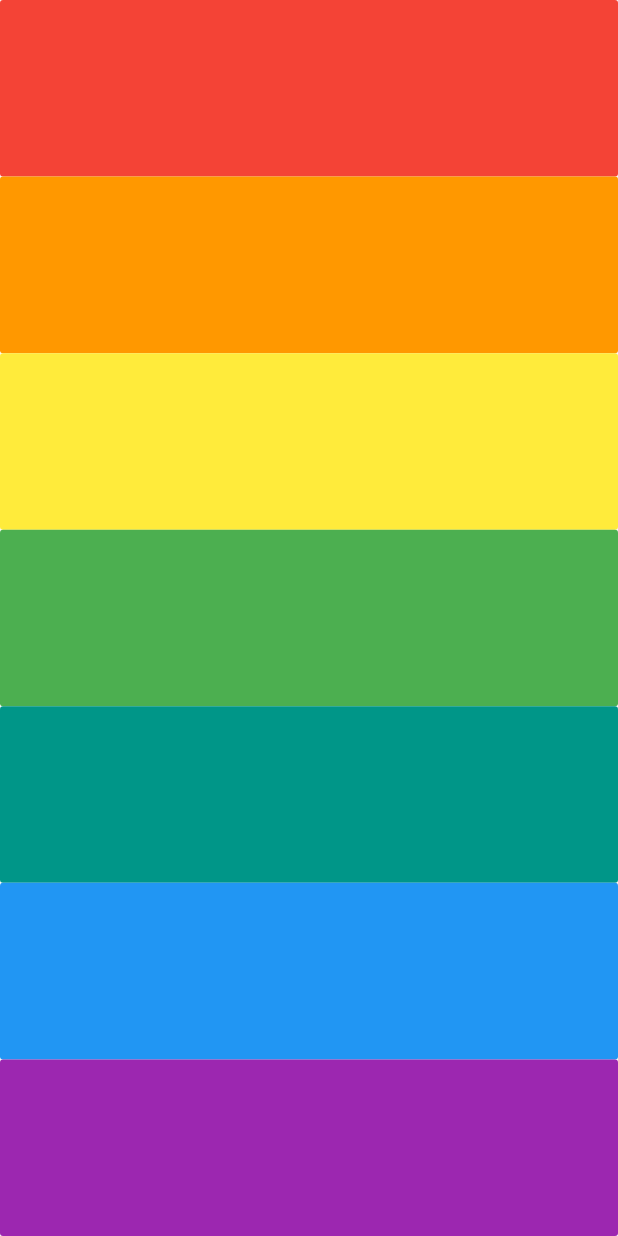
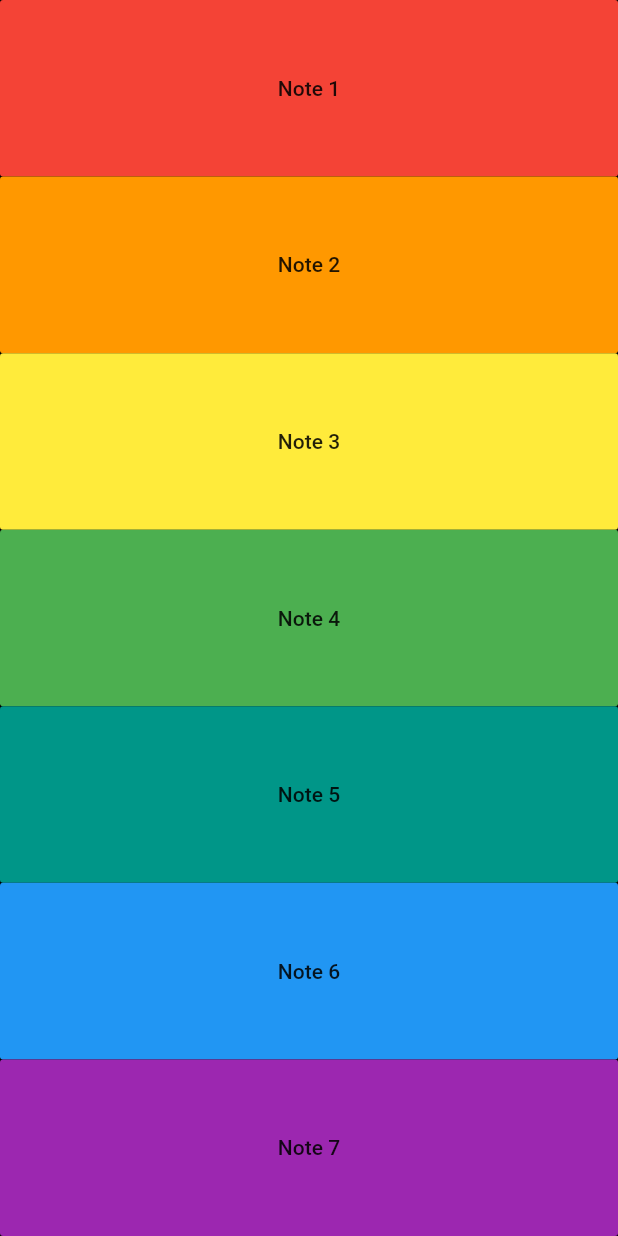
Before and after one commit to jeik0s/Xylophone, a Flutter app: the screen it shows after launch, on a phone screen of 412 x 824 dp. Run offline on Flutter 3.47's test engine with Material 2 defaults, Android fonts, the phone set to English and light mode, and no system bars; our stand-ins replace audioplayers.

Commit message:
Adds functionality to the app

```diff
--- a/lib/main.dart
+++ b/lib/main.dart
@@ -1,6 +1,5 @@
 import 'package:flutter/material.dart';
 import 'package:audioplayers/audioplayers.dart';
-import 'package:flutter/rendering.dart';
 
 void main() {
   runApp(MyXylophone());
@@ -8,88 +7,41 @@ void main() {
 
 class MyXylophone extends StatelessWidget {
 
-  void playSound(){
+  void playSound(int noteNumber){
+    final player = AudioCache();
+    player.play('note$noteNumber.wav');
+  }
 
-  }
+  Widget buildKey({required int noteNumber, required Color bgcolor})
+    => Expanded(
+      child: FlatButton(
+        onPressed: (){
+          playSound(noteNumber);
+        },
+        child: Container(
+          child: Text('Note $noteNumber'),
+        ),
+        color: bgcolor,
+      ),
+    );
+
 
   @override
   Widget build(BuildContext context) {
     return MaterialApp(
       home: Scaffold(
-
+          backgroundColor: Colors.black,
         body: SafeArea(
           child: Column(
+            crossAxisAlignment: CrossAxisAlignment.stretch,
             children: [
-              Flexible(
-                flex: 1,
-                child: FlatButton(
-                  onPressed: (){
-                    playSound();
-                  },
-                  child: Container(),
-                  color: Colors.red,
-                ),
-              ),
-              Flexible(
-                flex: 1,
-                child: FlatButton(
-                  onPressed: (){
-                    playSound();
-                  },
-                  child: Container(),
-                  color: Colors.orange,
-                ),
-              ),
-              Flexible(
-                flex: 1,
-                child: FlatButton(
-                  onPressed: (){
-                    playSound();
-                  },
-                  child: Container(),
-                  color: Colors.yellow,
-                ),
-              ),
-              Flexible(
-                flex: 1,
-                child: FlatButton(
-                  onPressed: (){
-                    playSound();
-                  },
-                  child: Container(),
-                  color: Colors.green,
-                ),
-              ),
-              Flexible(
-                flex: 1,
-                child: FlatButton(
-                  onPressed: (){
-                    playSound();
-                  },
-                  child: Container(),
-                  color: Colors.teal,
-                ),
-              ),
-              Flexible(
-                flex: 1,
-                child: FlatButton(
-                  onPressed: (){
-                    playSound();
-                  },
-                  child: Container(),
-                  color: Colors.blue,
-                ),
-              ),
-              Flexible(
-                flex: 1,
-                child: FlatButton(
-                  onPressed: (){
-                    playSound();
-                  },
-                  child: Container(),
-                  color: Colors.purple,
-                ),
-              ),
+              buildKey(noteNumber: 1, bgcolor: Colors.red),
+              buildKey(noteNumber: 2, bgcolor: Colors.orange),
+              buildKey(noteNumber: 3, bgcolor: Colors.yellow),
+              buildKey(noteNumber: 4, bgcolor: Colors.green),
+              buildKey(noteNumber: 5, bgcolor: Colors.teal),
+              buildKey(noteNumber: 6, bgcolor: Colors.blue),
+              buildKey(noteNumber: 7, bgcolor: Colors.purple),
             ],
           )
         )
```
Also changed, not shown: 1 other file.
